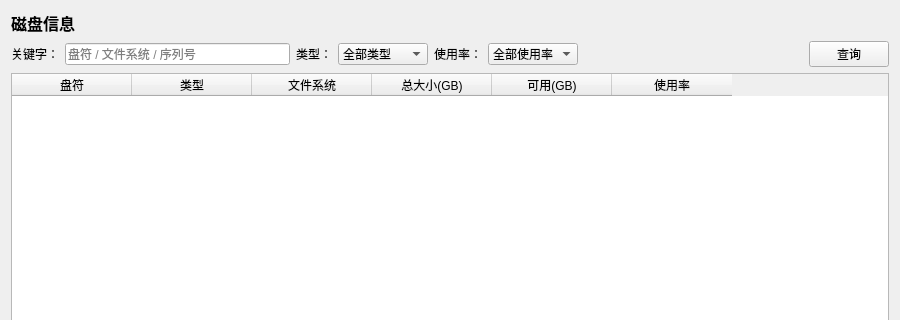
First picture: the form in ui/DiskInfoPage.ui, repository rakehellsx/MaliciousDetector, before the edit; both pictures show x 0 to 900 and y 0 to 320 of the 900 by 600 pixel window.
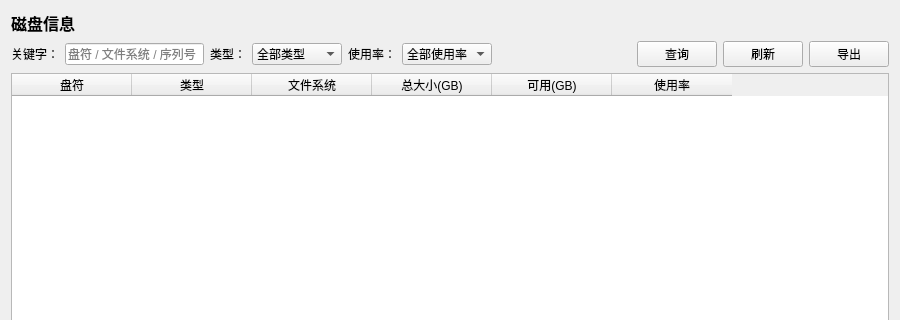
Second picture: the form after the edit.

Patch:
```diff
--- a/ui/DiskInfoPage.ui
+++ b/ui/DiskInfoPage.ui
@@ -60,6 +60,16 @@
         <property name="text"><string>查询</string></property>
        </widget>
      </item>
+     <item>
+      <widget class="QPushButton" name="btnRefresh">
+        <property name="text"><string>刷新</string></property>
+       </widget>
+     </item>
+     <item>
+      <widget class="QPushButton" name="btnExport">
+        <property name="text"><string>导出</string></property>
+       </widget>
+     </item>
    </layout>
   </item>
   <item>
```
